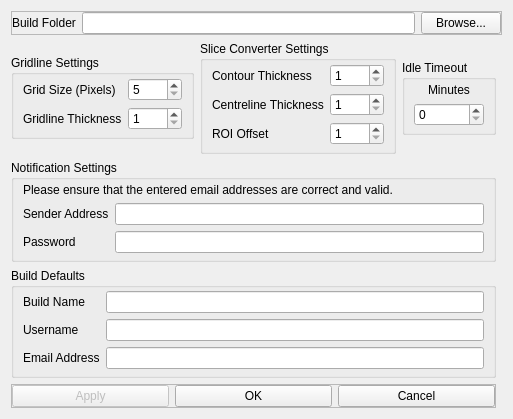
This is gui/dialogPreferences.ui in Spinarakk/defectmonitor as Qt 5 draws it before an edit. The edited form follows.
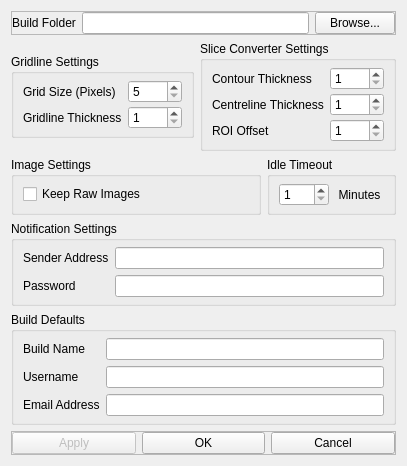
This is the edited form.

Commit message: - Cleaned up more code - Added a Keep Raw Images checkbox to the preferences window which defines whether the raw capture images are to be kept or deleted after being fixed - Fixed issue in layer numbering type

What changed in the file:
```diff
--- a/gui/dialogPreferences.ui
+++ b/gui/dialogPreferences.ui
@@ -6,93 +6,15 @@
    <rect>
     <x>0</x>
     <y>0</y>
-    <width>446</width>
-    <height>373</height>
+    <width>356</width>
+    <height>410</height>
    </rect>
   </property>
   <property name="windowTitle">
    <string>Preferences</string>
   </property>
   <layout class="QGridLayout" name="gridLayout">
-   <item row="3" column="1" colspan="2">
-    <widget class="QGroupBox" name="groupSliceConverter">
-     <property name="title">
-      <string>Slice Converter Settings</string>
-     </property>
-     <layout class="QGridLayout" name="gridLayout_4">
-      <property name="topMargin">
-       <number>3</number>
-      </property>
-      <property name="bottomMargin">
-       <number>6</number>
-      </property>
-      <item row="1" column="1">
-       <widget class="QLabel" name="labelCentrelineT">
-        <property name="text">
-         <string>Centreline Thickness</string>
-        </property>
-       </widget>
-      </item>
-      <item row="0" column="2">
-       <widget class="QSpinBox" name="spinContourT">
-        <property name="toolTip">
-         <string>1 - 25</string>
-        </property>
-        <property name="minimum">
-         <number>1</number>
-        </property>
-        <property name="maximum">
-         <number>25</number>
-        </property>
-       </widget>
-      </item>
-      <item row="0" column="1">
-       <widget class="QLabel" name="labelContourT">
-        <property name="text">
-         <string>Contour Thickness</string>
-        </property>
-       </widget>
-      </item>
-      <item row="1" column="2">
-       <widget class="QSpinBox" name="spinCentrelineT">
-        <property name="toolTip">
-         <string>1 - 25</string>
-        </property>
-        <property name="minimum">
-         <number>1</number>
-        </property>
-        <property name="maximum">
-         <number>25</number>
-        </property>
-       </widget>
-      </item>
-      <item row="2" column="1">
-       <widget class="QLabel" name="labelROIOffset">
-        <property name="toolTip">
-         <string/>
-        </property>
-        <property name="text">
-         <string>ROI Offset</string>
-        </property>
-       </widget>
-      </item>
-      <item row="2" column="2">
-       <widget class="QSpinBox" name="spinROIOffset">
-        <property name="toolTip">
-         <string>1 - 5000</string>
-        </property>
-        <property name="minimum">
-         <number>1</number>
-        </property>
-        <property name="maximum">
-         <number>5000</number>
-        </property>
-       </widget>
-      </item>
-     </layout>
-    </widget>
-   </item>
-   <item row="7" column="0" colspan="4">
+   <item row="8" column="0" colspan="4">
     <widget class="QFrame" name="frameButtons">
      <property name="sizePolicy">
       <sizepolicy hsizetype="Preferred" vsizetype="Fixed">
@@ -146,47 +68,57 @@
      </layout>
     </widget>
    </item>
-   <item row="3" column="3">
-    <widget class="QGroupBox" name="groupIdleTimeout">
-     <property name="sizePolicy">
-      <sizepolicy hsizetype="Preferred" vsizetype="Fixed">
-       <horstretch>0</horstretch>
-       <verstretch>0</verstretch>
-      </sizepolicy>
-     </property>
-     <property name="toolTip">
-      <string>Set to 0 minutes to disable idle notifications.</string>
-     </property>
+   <item row="6" column="0" colspan="4">
+    <widget class="QGroupBox" name="groupBuildDefaults">
      <property name="title">
-      <string>Idle Timeout</string>
+      <string>Build Defaults</string>
      </property>
-     <layout class="QVBoxLayout" name="verticalLayout">
+     <layout class="QGridLayout" name="gridLayout_3">
       <property name="topMargin">
-       <number>3</number>
+       <number>6</number>
       </property>
       <property name="bottomMargin">
        <number>6</number>
       </property>
-      <item>
-       <widget class="QLabel" name="labelMinutes">
+      <item row="1" column="1">
+       <widget class="QLineEdit" name="lineBuildName">
+        <property name="clearButtonEnabled">
+         <bool>true</bool>
+        </property>
+       </widget>
+      </item>
+      <item row="1" column="0">
+       <widget class="QLabel" name="labelBuildName">
         <property name="text">
-         <string>Minutes</string>
+         <string>Build Name</string>
         </property>
-        <property name="alignment">
-         <set>Qt::AlignCenter</set>
+       </widget>
+      </item>
+      <item row="2" column="0">
+       <widget class="QLabel" name="labelUsername">
+        <property name="text">
+         <string>Username</string>
         </property>
        </widget>
       </item>
-      <item>
-       <widget class="QSpinBox" name="spinIdleTimeout">
-        <property name="toolTip">
-         <string>0 - 180</string>
+      <item row="3" column="0">
+       <widget class="QLabel" name="labelEmailAddress">
+        <property name="text">
+         <string>Email Address</string>
         </property>
-        <property name="minimum">
-         <number>0</number>
+       </widget>
+      </item>
+      <item row="3" column="1">
+       <widget class="QLineEdit" name="lineEmailAddress">
+        <property name="clearButtonEnabled">
+         <bool>true</bool>
         </property>
-        <property name="maximum">
-         <number>180</number>
+       </widget>
+      </item>
+      <item row="2" column="1">
+       <widget class="QLineEdit" name="lineUsername">
+        <property name="clearButtonEnabled">
+         <bool>true</bool>
         </property>
        </widget>
       </item>
@@ -205,18 +137,15 @@
       <string>Gridline Settings</string>
      </property>
      <layout class="QGridLayout" name="gridLayout_2">
-      <property name="leftMargin">
-       <number>9</number>
-      </property>
       <property name="topMargin">
-       <number>3</number>
-      </property>
-      <property name="rightMargin">
-       <number>9</number>
+       <number>6</number>
       </property>
       <property name="bottomMargin">
        <number>6</number>
       </property>
+      <property name="verticalSpacing">
+       <number>3</number>
+      </property>
       <item row="1" column="1">
        <widget class="QSpinBox" name="spinThickness">
         <property name="toolTip">
@@ -276,113 +205,193 @@
     </widget>
    </item>
    <item row="5" column="0" colspan="4">
-    <widget class="QGroupBox" name="groupBuildDefaults">
-     <property name="title">
-      <string>Build Defaults</string>
-     </property>
-     <layout class="QGridLayout" name="gridLayout_3">
-      <property name="topMargin">
-       <number>3</number>
-      </property>
-      <property name="bottomMargin">
-       <number>6</number>
-      </property>
-      <item row="1" column="1">
-       <widget class="QLineEdit" name="lineBuildName">
-        <property name="clearButtonEnabled">
-         <bool>true</bool>
-        </property>
-       </widget>
-      </item>
-      <item row="1" column="0">
-       <widget class="QLabel" name="labelBuildName">
-        <property name="text">
-         <string>Build Name</string>
-        </property>
-       </widget>
-      </item>
-      <item row="2" column="0">
-       <widget class="QLabel" name="labelUsername">
-        <property name="text">
-         <string>Username</string>
-        </property>
-       </widget>
-      </item>
-      <item row="3" column="0">
-       <widget class="QLabel" name="labelEmailAddress">
-        <property name="text">
-         <string>Email Address</string>
-        </property>
-       </widget>
-      </item>
-      <item row="3" column="1">
-       <widget class="QLineEdit" name="lineEmailAddress">
-        <property name="clearButtonEnabled">
-         <bool>true</bool>
-        </property>
-       </widget>
-      </item>
-      <item row="2" column="1">
-       <widget class="QLineEdit" name="lineUsername">
-        <property name="clearButtonEnabled">
-         <bool>true</bool>
-        </property>
-       </widget>
-      </item>
-     </layout>
-    </widget>
-   </item>
-   <item row="4" column="0" colspan="4">
-    <widget class="QGroupBox" name="groupBox">
+    <widget class="QGroupBox" name="groupNotification">
      <property name="title">
       <string>Notification Settings</string>
      </property>
      <layout class="QGridLayout" name="gridLayout_5">
       <property name="topMargin">
-       <number>3</number>
+       <number>6</number>
       </property>
       <property name="bottomMargin">
        <number>6</number>
       </property>
       <item row="1" column="1">
-       <widget class="QLineEdit" name="lineSenderAddress">
+       <widget class="QLineEdit" name="linePassword">
         <property name="clearButtonEnabled">
          <bool>true</bool>
         </property>
        </widget>
       </item>
-      <item row="1" column="0">
+      <item row="0" column="0">
        <widget class="QLabel" name="labelSenderAddress">
         <property name="text">
          <string>Sender Address</string>
         </property>
        </widget>
       </item>
-      <item row="2" column="0">
+      <item row="0" column="1">
+       <widget class="QLineEdit" name="lineSenderAddress">
+        <property name="clearButtonEnabled">
+         <bool>true</bool>
+        </property>
+       </widget>
+      </item>
+      <item row="1" column="0">
        <widget class="QLabel" name="labelPassword">
         <property name="text">
          <string>Password</string>
         </property>
        </widget>
       </item>
+     </layout>
+    </widget>
+   </item>
+   <item row="4" column="2" colspan="2">
+    <widget class="QGroupBox" name="groupIdleTimeout">
+     <property name="toolTip">
+      <string>Set to 0 minutes to disable idle notifications.</string>
+     </property>
+     <property name="title">
+      <string>Idle Timeout</string>
+     </property>
+     <layout class="QHBoxLayout" name="horizontalLayout_3">
+      <property name="topMargin">
+       <number>6</number>
+      </property>
+      <property name="bottomMargin">
+       <number>6</number>
+      </property>
+      <item>
+       <widget class="QSpinBox" name="spinIdleTimeout">
+        <property name="toolTip">
+         <string>1 - 720</string>
+        </property>
+        <property name="minimum">
+         <number>1</number>
+        </property>
+        <property name="maximum">
+         <number>720</number>
+        </property>
+       </widget>
+      </item>
+      <item>
+       <widget class="QLabel" name="labelMinutes">
+        <property name="text">
+         <string>Minutes</string>
+        </property>
+        <property name="alignment">
+         <set>Qt::AlignCenter</set>
+        </property>
+       </widget>
+      </item>
+     </layout>
+    </widget>
+   </item>
+   <item row="4" column="0" colspan="2">
+    <widget class="QGroupBox" name="groupImage">
+     <property name="title">
+      <string>Image Settings</string>
+     </property>
+     <layout class="QGridLayout" name="gridLayout_6">
+      <property name="topMargin">
+       <number>6</number>
+      </property>
+      <property name="bottomMargin">
+       <number>6</number>
+      </property>
+      <item row="0" column="0">
+       <widget class="QCheckBox" name="checkKeepRaw">
+        <property name="text">
+         <string>Keep Raw Images</string>
+        </property>
+       </widget>
+      </item>
+     </layout>
+    </widget>
+   </item>
+   <item row="3" column="1" colspan="3">
+    <widget class="QGroupBox" name="groupSliceConverter">
+     <property name="title">
+      <string>Slice Converter Settings</string>
+     </property>
+     <layout class="QGridLayout" name="gridLayout_4">
+      <property name="topMargin">
+       <number>6</number>
+      </property>
+      <property name="bottomMargin">
+       <number>6</number>
+      </property>
+      <property name="verticalSpacing">
+       <number>3</number>
+      </property>
+      <item row="1" column="1">
+       <widget class="QLabel" name="labelCentrelineT">
+        <property name="text">
+         <string>Centreline Thickness</string>
+        </property>
+       </widget>
+      </item>
+      <item row="0" column="2">
+       <widget class="QSpinBox" name="spinContourT">
+        <property name="toolTip">
+         <string>1 - 25</string>
+        </property>
+        <property name="minimum">
+         <number>1</number>
+        </property>
+        <property name="maximum">
+         <number>25</number>
+        </property>
+       </widget>
+      </item>
+      <item row="0" column="1">
+       <widget class="QLabel" name="labelContourT">
+        <property name="text">
+         <string>Contour Thickness</string>
+        </property>
+       </widget>
+      </item>
+      <item row="1" column="2">
+       <widget class="QSpinBox" name="spinCentrelineT">
+        <property name="toolTip">
+         <string>1 - 25</string>
+        </property>
+        <property name="minimum">
+         <number>1</number>
+        </property>
+        <property name="maximum">
+         <number>25</number>
+        </property>
+       </widget>
+      </item>
       <item row="2" column="1">
-       <widget class="QLineEdit" name="linePassword">
-        <property name="clearButtonEnabled">
-         <bool>true</bool>
+       <widget class="QLabel" name="labelROIOffset">
+        <property name="toolTip">
+         <string/>
         </property>
-       </widget>
-      </item>
-      <item row="0" column="0" colspan="2">
-       <widget class="QLabel" name="labelWarning">
         <property name="text">
-         <string>Please ensure that the entered email addresses are correct and valid.</string>
+         <string>ROI Offset</string>
+        </property>
+       </widget>
+      </item>
+      <item row="2" column="2">
+       <widget class="QSpinBox" name="spinROIOffset">
+        <property name="toolTip">
+         <string>1 - 5000</string>
+        </property>
+        <property name="minimum">
+         <number>1</number>
+        </property>
+        <property name="maximum">
+         <number>5000</number>
         </property>
        </widget>
       </item>
      </layout>
     </widget>
    </item>
-   <item row="0" column="0" colspan="5">
+   <item row="0" column="0" colspan="4">
     <widget class="QFrame" name="frameBuildInfo">
      <property name="frameShape">
       <enum>QFrame::StyledPanel</enum>
```
The commit also changes 21 other files.
